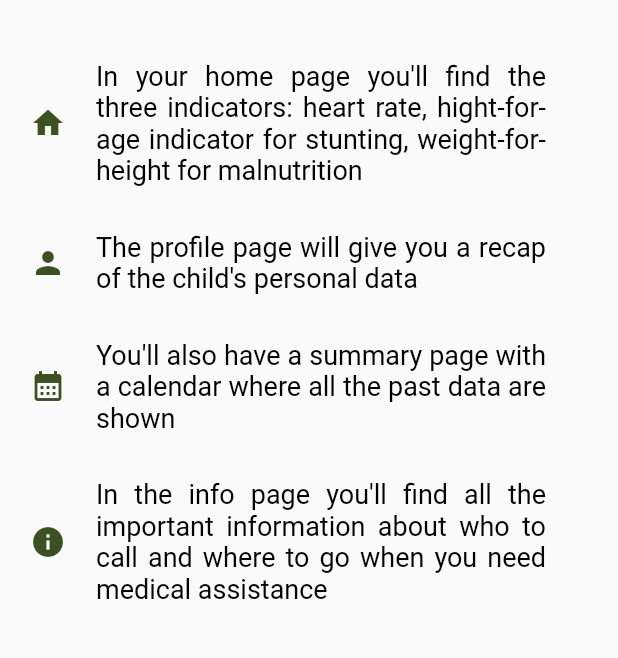
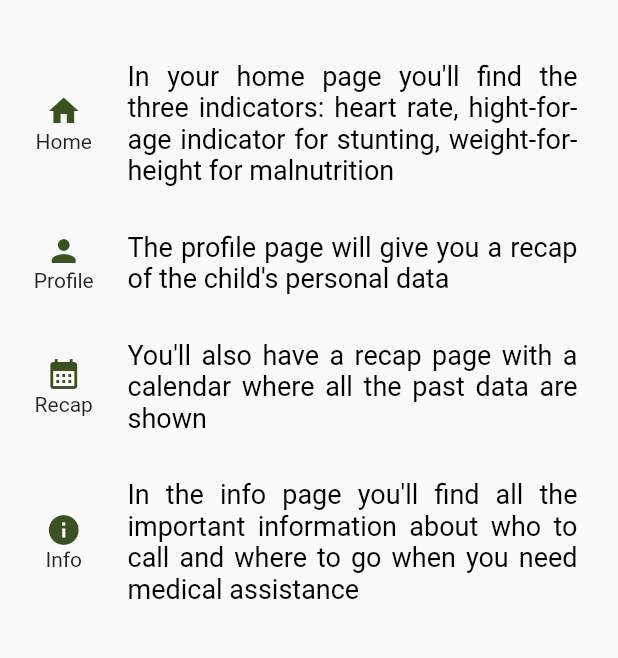
Before and after one commit to saraguida/grow_well, a Flutter app: the AboutPage screen opened directly, on a phone screen of 412 x 824 dp, the part 507-1165 px from its top. Run offline on Flutter 3.47's test engine with Material 2 defaults, Android fonts, the phone set to English and light mode, and no system bars.

Commit message:
[branch_D] AboutPage piccole modifiche

```diff
--- a/grow_well/lib/screens/AboutPage.dart
+++ b/grow_well/lib/screens/AboutPage.dart
@@ -16,7 +16,6 @@ class AboutPage extends StatelessWidget {
           centerTitle: true,
         ),
         body: Container(
-          //color: Colors.black,
           child: Column(
             mainAxisAlignment: MainAxisAlignment.start,
             children: [
@@ -33,36 +32,41 @@ class AboutPage extends StatelessWidget {
               ),
 
               // 2°
-              _elencoPuntato(0xe318,
+              _elencoPuntato(0xe318, "Home",
                   "In your home page you'll find the three indicators: heart rate, hight-for-age indicator for stunting, weight-for-height for malnutrition"),
 
               // 3°
-              _elencoPuntato(0xe491,
+              _elencoPuntato(0xe491, "Profile",
                   "The profile page will give you a recap of the child's personal data"),
 
               // 4°
-              _elencoPuntato(0xf06bb,
-                  "You'll also have a summary page with a calendar where all the past data are shown"),
+              _elencoPuntato(0xf06bb, "Recap",
+                  "You'll also have a recap page with a calendar where all the past data are shown"),
 
               // 5°
-              _elencoPuntato(0xe33c,
+              _elencoPuntato(0xe33c, "Info",
                   "In the info page you'll find all the important information about who to call and where to go when you need medical assistance")
             ],
           ),
         ));
   }
 
-  Widget _elencoPuntato(int iconCode, String testo) {
+  Widget _elencoPuntato(int iconCode, String pageName, String testo) {
     return Container(
         padding: const EdgeInsets.fromLTRB(20, 20, 20, 10),
         child: Row(
           mainAxisAlignment: MainAxisAlignment.start,
           children: [
-            //Icon(Icons.icon_code),
-            Icon(
-              IconData(iconCode, fontFamily: 'MaterialIcons'),
-              color: Color.fromARGB(255, 59, 81, 33),
-            ),
+            SizedBox(
+                width: 45,
+                child: Column(
+                  crossAxisAlignment: CrossAxisAlignment.center,
+                  children: [
+                    Icon(IconData(iconCode, fontFamily: 'MaterialIcons'),
+                        color: Color.fromARGB(255, 59, 81, 33)),
+                    Text(pageName)
+                  ],
+                )),
             SizedBox(width: 20),
             SizedBox(
               width: 300,
```
Also changed, not shown: 2 other files.
